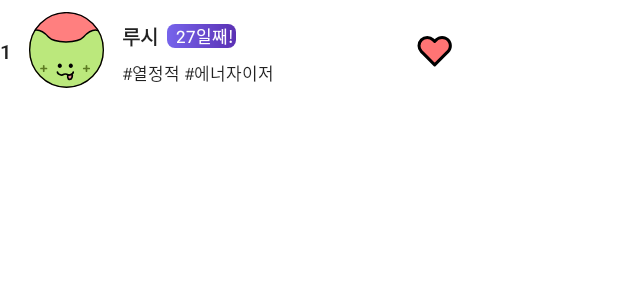
After one commit to UMC-YouRun/YouRun_Android, an Android app: the layout item_similar_mate.xml on its own in the app's theme, with its tools: preview values and no code run, on a phone screen of 412 x 824 dp. The commit adds this screen. Shown: the top 300 px of the screen. Run offline under Robolectric (Android 15) with nearby library versions, the phone set to English and light mode, and no system bars.

Commit message:
feat/홈 화면 UI 구현

```diff
--- a/app/src/main/java/com/example/yourun/view/fragments/HomeFragment.kt
+++ b/app/src/main/java/com/example/yourun/view/fragments/HomeFragment.kt
@@ -7,6 +7,7 @@ import android.view.ViewGroup
 import android.widget.FrameLayout
 import android.widget.ImageButton
 import android.widget.ImageView
+import androidx.constraintlayout.widget.ConstraintLayout
 import androidx.fragment.app.Fragment
 import com.example.yourun.R
 
@@ -87,6 +88,50 @@ class HomeFragment : Fragment() {
             }
         } */
 
+        val mainConstraintLayout = view.findViewById<ConstraintLayout>(R.id.main_constraint_layout)
+        /* viewModel로 데이터 받아와서 item 추가하기
+        // ViewModel 데이터 관찰
+        viewModel.items.observe(viewLifecycleOwner, Observer { items ->
+            addItemsToBottom(constraintLayout, items.take(5)) // 최대 5개의 아이템 추가
+        })
+
+        // 서버 데이터 로드
+        viewModel.fetchDataFromServer() */
+
     }
 
+    /* 메이트 아이템 추가하는 함수
+    private fun addItemsToBottom(constraintLayout: ConstraintLayout, items: List<UserData>) {
+        val inflater = LayoutInflater.from(requireContext())
+        var lastViewId = R.id.view_home_mate // 마지막 뷰의 ID
+
+        items.forEach { user ->
+            // 아이템 레이아웃 Inflate
+            val itemView = inflater.inflate(R.layout.item_layout, constraintLayout, false)
+            itemView.id = View.generateViewId() // 고유 ID 설정
+
+            // 데이터 설정
+            itemView.findViewById<TextView>(R.id.idx_challenge_item).text = user.index
+            itemView.findViewById<TextView>(R.id.user_name).text = user.name
+            itemView.findViewById<TextView>(R.id.user_run_day).text = user.runDays
+            itemView.findViewById<TextView>(R.id.user_tag).text = user.tag
+            itemView.findViewById<ImageView>(R.id.img_user_profile).setImageResource(user.profileImage)
+
+            // ConstraintLayout에 추가
+            constraintLayout.addView(itemView)
+
+            // ConstraintSet으로 레이아웃 배치
+            val constraintSet = ConstraintSet()
+            constraintSet.clone(constraintLayout)
+
+            // 이전 뷰 아래에 배치
+            constraintSet.connect(itemView.id, ConstraintSet.TOP, lastViewId, ConstraintSet.BOTTOM, 16)
+            constraintSet.connect(itemView.id, ConstraintSet.START, ConstraintSet.PARENT_ID, ConstraintSet.START, 16)
+            constraintSet.connect(itemView.id, ConstraintSet.END, ConstraintSet.PARENT_ID, ConstraintSet.END, 16)
+
+            constraintSet.applyTo(constraintLayout)
+
+            // 마지막 뷰 ID 업데이트
+            lastViewId = itemView.id
+        } */
 }
--- /dev/null
+++ b/app/src/main/res/drawable/ic_heart_selected.xml
@@ -0,0 +1,17 @@
+<vector xmlns:android="http://schemas.android.com/apk/res/android"
+    android:width="24dp"
+    android:height="24dp"
+    android:viewportWidth="24"
+    android:viewportHeight="24">
+  <group>
+    <clip-path
+        android:pathData="M0,0h24v24h-24z"/>
+    <path
+        android:pathData="M21.291,4.612C20.781,4.101 20.174,3.695 19.507,3.419C18.839,3.142 18.124,3 17.401,3C16.679,3 15.963,3.142 15.296,3.419C14.628,3.695 14.022,4.101 13.511,4.612L12.451,5.672L11.391,4.612C10.36,3.58 8.96,3.001 7.501,3.001C6.042,3.001 4.643,3.58 3.611,4.612C2.58,5.644 2,7.043 2,8.502C2,9.961 2.58,11.36 3.611,12.392L4.671,13.452L12.451,21.232L20.231,13.452L21.291,12.392C21.802,11.881 22.208,11.275 22.484,10.607C22.761,9.94 22.903,9.224 22.903,8.502C22.903,7.779 22.761,7.064 22.484,6.396C22.208,5.729 21.802,5.123 21.291,4.612Z"
+        android:strokeLineJoin="round"
+        android:strokeWidth="2"
+        android:fillColor="#FF7474"
+        android:strokeColor="#000000"
+        android:strokeLineCap="round"/>
+  </group>
+</vector>
--- /dev/null
+++ b/app/src/main/res/drawable/ic_heart_unselected.xml
@@ -0,0 +1,17 @@
+<vector xmlns:android="http://schemas.android.com/apk/res/android"
+    android:width="24dp"
+    android:height="24dp"
+    android:viewportWidth="24"
+    android:viewportHeight="24">
+  <group>
+    <clip-path
+        android:pathData="M0,0h24v24h-24z"/>
+    <path
+        android:pathData="M21.291,4.612C20.781,4.101 20.174,3.695 19.507,3.419C18.839,3.142 18.124,3 17.401,3C16.679,3 15.963,3.142 15.296,3.419C14.628,3.695 14.022,4.101 13.511,4.612L12.451,5.672L11.391,4.612C10.36,3.58 8.96,3.001 7.501,3.001C6.042,3.001 4.643,3.58 3.611,4.612C2.58,5.644 2,7.043 2,8.502C2,9.961 2.58,11.36 3.611,12.392L4.671,13.452L12.451,21.232L20.231,13.452L21.291,12.392C21.802,11.881 22.208,11.275 22.484,10.607C22.761,9.94 22.903,9.224 22.903,8.502C22.903,7.779 22.761,7.064 22.484,6.396C22.208,5.729 21.802,5.123 21.291,4.612Z"
+        android:strokeLineJoin="round"
+        android:strokeWidth="2"
+        android:fillColor="#00000000"
+        android:strokeColor="#000000"
+        android:strokeLineCap="round"/>
+  </group>
+</vector>
--- /dev/null
+++ b/app/src/main/res/drawable/img_user_profile.xml
@@ -0,0 +1,64 @@
+<vector xmlns:android="http://schemas.android.com/apk/res/android"
+    android:width="52dp"
+    android:height="51dp"
+    android:viewportWidth="52"
+    android:viewportHeight="51">
+  <path
+      android:pathData="M25,25.127m-25,0a25,25 0,1 1,50 0a25,25 0,1 1,-50 0"
+      android:fillColor="#FF7F7F"/>
+  <group>
+    <clip-path
+        android:pathData="M25,25.127m-25,0a25,25 0,1 1,50 0a25,25 0,1 1,-50 0"/>
+    <path
+        android:strokeWidth="1"
+        android:pathData="M24.674,19.852C30.481,19.683 34.336,18.797 36.332,16.596C41.474,10.913 49.293,8.522 51.707,21.322C55.796,42.976 39.602,52.006 24.674,52.006C9.745,52.006 -6.441,42.976 -2.36,21.322C0.054,8.522 7.873,10.913 13.015,16.596C15.012,18.797 18.859,19.69 24.674,19.852Z"
+        android:fillColor="#BBE87C"
+        android:strokeColor="#000000"/>
+    <path
+        android:pathData="M20.526,37.113C21.282,37.113 21.894,36.437 21.894,35.601C21.894,34.766 21.282,34.089 20.526,34.089C19.771,34.089 19.159,34.766 19.159,35.601C19.159,36.437 19.771,37.113 20.526,37.113Z"
+        android:fillColor="#000000"/>
+    <path
+        android:pathData="M27.885,37.113C28.64,37.113 29.252,36.437 29.252,35.601C29.252,34.766 28.64,34.089 27.885,34.089C27.129,34.089 26.517,34.766 26.517,35.601C26.517,36.437 27.129,37.113 27.885,37.113Z"
+        android:fillColor="#000000"/>
+    <path
+        android:pathData="M29.523,39.791C29.523,40.614 28.594,41.338 27.182,41.767C26.568,41.95 25.91,41.69 25.149,41.289C24.586,40.993 23.891,40.993 23.328,41.289C22.567,41.683 21.909,41.95 21.294,41.76C19.883,41.331 18.954,40.606 18.954,39.784"
+        android:strokeWidth="1.11109"
+        android:fillColor="#00000000"
+        android:strokeColor="#000000"
+        android:strokeLineCap="round"/>
+    <path
+        android:pathData="M28.525,41.211C27.355,41.802 26.634,41.887 26.144,41.788C25.639,42.062 25.566,44.552 26.993,44.658C28.704,44.784 29.187,42.154 28.624,41.211H28.525Z"
+        android:strokeWidth="1.11109"
+        android:fillColor="#E68F94"
+        android:strokeColor="#000000"/>
+    <path
+        android:pathData="M9.819,35.664V39.201"
+        android:strokeWidth="1.11109"
+        android:fillColor="#00000000"
+        android:strokeColor="#5C7A22"
+        android:strokeLineCap="round"/>
+    <path
+        android:pathData="M11.662,37.43H7.983"
+        android:strokeWidth="1.11109"
+        android:fillColor="#00000000"
+        android:strokeColor="#5C7A22"
+        android:strokeLineCap="round"/>
+    <path
+        android:pathData="M38.322,35.664V39.202"
+        android:strokeWidth="1.11109"
+        android:fillColor="#00000000"
+        android:strokeColor="#5C7A22"
+        android:strokeLineCap="round"/>
+    <path
+        android:pathData="M36.479,37.43H40.166"
+        android:strokeWidth="1.11109"
+        android:fillColor="#00000000"
+        android:strokeColor="#5C7A22"
+        android:strokeLineCap="round"/>
+  </group>
+  <path
+      android:pathData="M25,25.127m-24.554,0a24.554,24.554 0,1 1,49.107 0a24.554,24.554 0,1 1,-49.107 0"
+      android:strokeWidth="0.892857"
+      android:fillColor="#00000000"
+      android:strokeColor="#000000"/>
+</vector>
--- /dev/null
+++ b/app/src/main/res/drawable/rounded_corners_day.xml
@@ -0,0 +1,8 @@
+<?xml version="1.0" encoding="utf-8"?>
+<shape xmlns:android="http://schemas.android.com/apk/res/android">
+    <corners android:radius="5dp" />
+    <gradient
+        android:startColor="#7664eb"
+        android:endColor="#5b31b4"/>
+
+</shape>
--- a/app/src/main/res/layout/fragment_home.xml
+++ b/app/src/main/res/layout/fragment_home.xml
@@ -4,6 +4,7 @@
     android:layout_height="match_parent">
 
     <androidx.constraintlayout.widget.ConstraintLayout
+        android:id="@+id/main_constraint_layout"
         android:layout_width="match_parent"
         android:layout_height="wrap_content"
         xmlns:app="http://schemas.android.com/apk/res-auto">
@@ -230,7 +231,8 @@
             android:orientation="horizontal"
             app:layout_constraintTop_toBottomOf="@id/img_main_banner"
             app:layout_constraintStart_toStartOf="parent"
-            android:layout_marginTop="10dp">
+            android:layout_marginTop="10dp"
+            android:layout_marginBottom="20dp">
 
             <TextView
                 android:layout_width="wrap_content"
--- /dev/null
+++ b/app/src/main/res/layout/item_similar_mate.xml
@@ -0,0 +1,88 @@
+<?xml version="1.0" encoding="utf-8"?>
+<androidx.constraintlayout.widget.ConstraintLayout xmlns:android="http://schemas.android.com/apk/res/android"
+    android:layout_width="301dp"
+    android:layout_height="67dp"
+    xmlns:app="http://schemas.android.com/apk/res-auto">
+
+    <TextView
+        android:id="@+id/idx_challenge_item"
+        android:layout_width="wrap_content"
+        android:layout_height="wrap_content"
+        android:text="@string/ex_index"
+        android:textSize="13sp"
+        android:fontFamily="@font/roboto_semibold"
+        android:gravity="center_horizontal"
+        app:layout_constraintStart_toStartOf="parent"
+        app:layout_constraintEnd_toStartOf="@id/img_user_profile"
+        app:layout_constraintTop_toTopOf="parent"
+        app:layout_constraintBottom_toBottomOf="parent" />
+
+    <ImageView
+        android:id="@+id/img_user_profile"
+        android:layout_width="wrap_content"
+        android:layout_height="wrap_content"
+        android:contentDescription="@string/user_profile"
+        android:src="@drawable/img_user_profile"
+        app:layout_constraintStart_toEndOf="@id/idx_challenge_item"
+        app:layout_constraintTop_toTopOf="parent"
+        app:layout_constraintBottom_toBottomOf="parent"
+        android:layout_marginStart="12dp" />
+
+    <TextView
+        android:id="@+id/user_name"
+        android:layout_width="wrap_content"
+        android:layout_height="wrap_content"
+        android:text="@string/ex_user_name"
+        android:fontFamily="@font/roboto_semibold"
+        android:textSize="13sp"
+        app:layout_constraintTop_toTopOf="parent"
+        app:layout_constraintStart_toEndOf="@id/img_user_profile"
+        android:layout_marginTop="14dp"
+        android:layout_marginStart="10dp" />
+
+    <View
+        android:layout_width="46dp"
+        android:layout_height="16dp"
+        android:background="@drawable/rounded_corners_day"
+        app:layout_constraintStart_toEndOf="@id/user_name"
+        app:layout_constraintTop_toTopOf="parent"
+        android:layout_marginTop="16dp"
+        android:layout_marginStart="6dp" />
+
+    <TextView
+        android:id="@+id/user_run_day"
+        android:layout_width="wrap_content"
+        android:layout_height="wrap_content"
+        android:text="@string/user_day"
+        android:textStyle="normal"
+        android:textSize="11sp"
+        android:textColor="@color/white"
+        app:layout_constraintStart_toEndOf="@id/user_name"
+        app:layout_constraintTop_toTopOf="parent"
+        android:layout_marginTop="15dp"
+        android:layout_marginStart="12dp" />
+
+    <TextView
+        android:id="@+id/user_tag"
+        android:layout_width="wrap_content"
+        android:layout_height="wrap_content"
+        android:text="@string/ex_tag"
+        android:textStyle="normal"
+        android:textSize="11sp"
+        app:layout_constraintStart_toEndOf="@id/img_user_profile"
+        app:layout_constraintTop_toTopOf="parent"
+        android:layout_marginTop="40dp"
+        android:layout_marginStart="10dp" />
+
+    <ImageButton
+        android:id="@+id/btn_mate_heart"
+        android:layout_width="wrap_content"
+        android:layout_height="wrap_content"
+        android:contentDescription="@string/mate_heart"
+        android:src="@drawable/ic_heart_selected"
+        android:background="@android:color/transparent"
+        app:layout_constraintTop_toTopOf="parent"
+        app:layout_constraintBottom_toBottomOf="parent"
+        app:layout_constraintEnd_toEndOf="parent" />
+
+</androidx.constraintlayout.widget.ConstraintLayout>
--- a/app/src/main/res/values/strings.xml
+++ b/app/src/main/res/values/strings.xml
@@ -79,4 +79,10 @@
     <string name="similar_mate">님과 비슷한 러닝 메이트</string>
     <string name="women_running">women_running</string>
     <string name="redirect">redirect</string>
+    <string name="ex_index">1</string>
+    <string name="user_profile">user_profile</string>
+    <string name="ex_user_name">루시</string>
+    <string name="user_day">27일째!</string>
+    <string name="ex_tag">#열정적 #에너자이저</string>
+    <string name="mate_heart">mate_heart</string>
 </resources>
```
